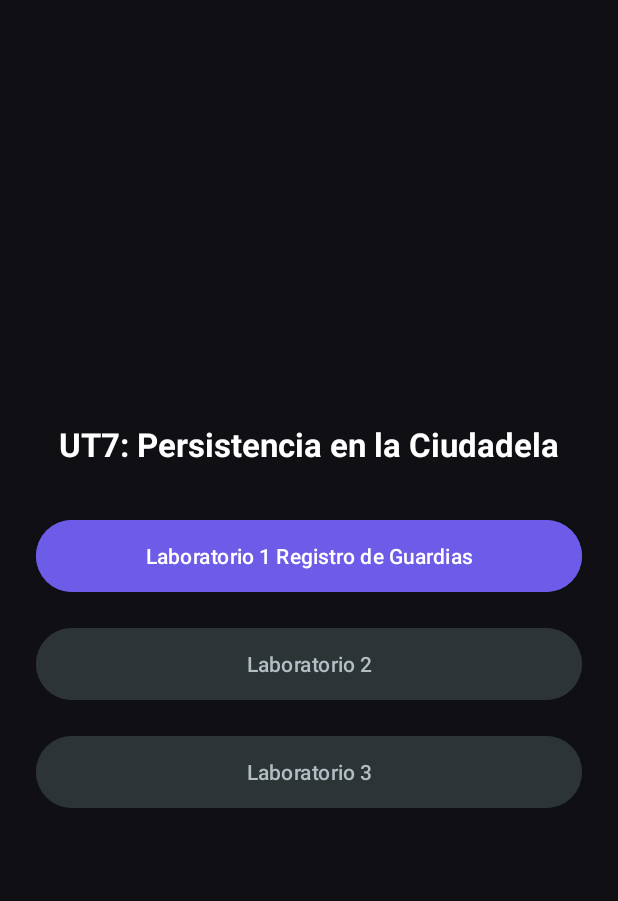
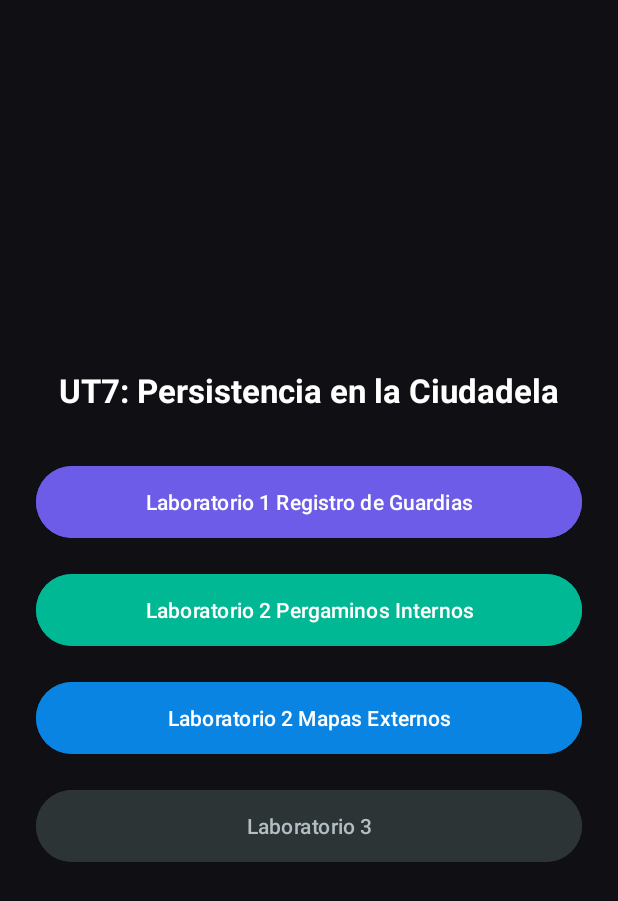
Before and after one commit to Ayoub-Atidi-Belbaz/El_Registro_de_Guardias_De_La_Ciudadela, an Android app: the screen it shows after launch (MainActivity), after a tap on "Laboratorio 3", on a phone screen of 412 x 824 dp. Shown: the top 901 px of the screen. Run offline under Robolectric (Android 15) with nearby library versions, the phone set to English and light mode, and no system bars.

Commit message:
Laboratorio 2 subida, botones enlazados.

```diff
--- /dev/null
+++ b/app/src/main/java/com/example/ayoub/AlmacenamientoExterno.kt
@@ -0,0 +1,5 @@
+package com.example.ayoub
+
+import androidx.appcompat.app.AppCompatActivity
+
+class AlmacenamientoExterno : AppCompatActivity()
--- /dev/null
+++ b/app/src/main/java/com/example/ayoub/FicherosActivity.kt
@@ -0,0 +1,4 @@
+package com.example.ayoub
+import androidx.appcompat.app.AppCompatActivity
+
+class FicherosActivity : AppCompatActivity()
--- a/app/src/main/java/com/example/ayoub/MainActivity.kt
+++ b/app/src/main/java/com/example/ayoub/MainActivity.kt
@@ -13,6 +13,7 @@ class MainActivity : AppCompatActivity() {
 
         val btnIrPrefs = findViewById<Button>(R.id.btnIrPrefs)
         val btnIrFicheros = findViewById<Button>(R.id.btnIrFicheros)
+        val btnIrExterno = findViewById<Button>(R.id.btnIrExterno)
         val btnIrSQLite = findViewById<Button>(R.id.btnIrSQLite)
 
         btnIrPrefs.setOnClickListener {
@@ -21,15 +22,19 @@ class MainActivity : AppCompatActivity() {
         }
 
         btnIrFicheros.setOnClickListener {
-            // val intent = Intent(this, ::class.java)
-            // startActivity(intent)
-            Toast.makeText(this, "Laboratorio 2 ", Toast.LENGTH_SHORT).show()
+            val intent = Intent(this, FicherosActivity::class.java)
+            startActivity(intent)
+            Toast.makeText(this, "Laboratorio 2 A", Toast.LENGTH_SHORT).show()
+        }
+
+        btnIrExterno.setOnClickListener {
+            val intent = Intent(this, AlmacenamientoExterno::class.java)
+            startActivity(intent)
+            Toast.makeText(this, "Laboratorio 2 B", Toast.LENGTH_SHORT).show()
         }
 
         btnIrSQLite.setOnClickListener {
-            // val intent = Intent(this, ::class.java)
-            // startActivity(intent)
-            Toast.makeText(this, "Laboratorio 3 ", Toast.LENGTH_SHORT).show()
+            Toast.makeText(this, "Laboratorio 3", Toast.LENGTH_SHORT).show()
         }
     }
 }
--- a/app/src/main/res/layout/activity_main.xml
+++ b/app/src/main/res/layout/activity_main.xml
@@ -30,9 +30,18 @@
         android:layout_width="match_parent"
         android:layout_height="56dp"
         android:layout_marginBottom="16dp"
-        android:backgroundTint="#2D3436"
-        android:text="Laboratorio 2"
-        android:textColor="#B2BEC3" />
+        android:backgroundTint="#00B894"
+        android:text="Laboratorio 2 Pergaminos Internos"
+        android:textColor="#FFFFFF" />
+
+    <Button
+        android:id="@+id/btnIrExterno"
+        android:layout_width="match_parent"
+        android:layout_height="56dp"
+        android:layout_marginBottom="16dp"
+        android:backgroundTint="#0984E3"
+        android:text="Laboratorio 2 Mapas Externos"
+        android:textColor="#FFFFFF" />
 
     <Button
         android:id="@+id/btnIrSQLite"
```
Also changed, not shown: app/src/main/AndroidManifest.xml (+10 -0 lines).
